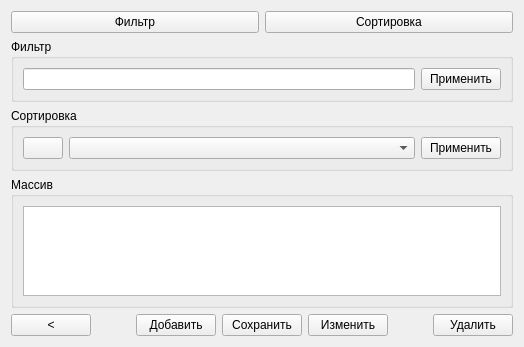
Above: widgets/arraylist.ui from astraleuro/libraryeditor before the change. Below: the same form after it.
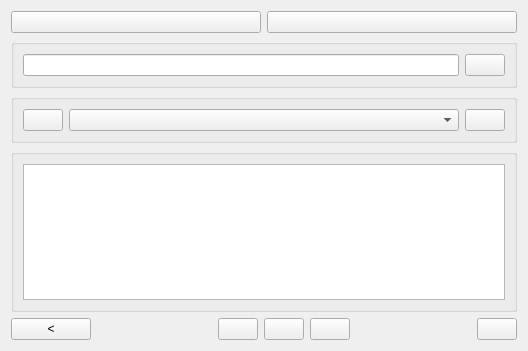
That is the form after the change.

The edit to the form file:
```diff
--- a/widgets/arraylist.ui
+++ b/widgets/arraylist.ui
@@ -6,8 +6,8 @@
    <rect>
     <x>0</x>
     <y>0</y>
-    <width>524</width>
-    <height>347</height>
+    <width>528</width>
+    <height>351</height>
    </rect>
   </property>
   <property name="minimumSize">
@@ -25,7 +25,7 @@
      <item>
       <widget class="QPushButton" name="filterButton">
        <property name="text">
-        <string>Фильтр</string>
+        <string/>
        </property>
        <property name="checkable">
         <bool>true</bool>
@@ -38,7 +38,7 @@
      <item>
       <widget class="QPushButton" name="sortButton">
        <property name="text">
-        <string>Сортировка</string>
+        <string/>
        </property>
        <property name="checkable">
         <bool>true</bool>
@@ -50,7 +50,7 @@
    <item>
     <widget class="QGroupBox" name="filterBox">
      <property name="title">
-      <string>Фильтр</string>
+      <string/>
      </property>
      <layout class="QHBoxLayout" name="horizontalLayout_2">
       <item>
@@ -59,7 +59,7 @@
       <item>
        <widget class="QPushButton" name="filterApplyButton">
         <property name="text">
-         <string>Применить</string>
+         <string/>
         </property>
        </widget>
       </item>
@@ -69,7 +69,7 @@
    <item>
     <widget class="QGroupBox" name="sortBox">
      <property name="title">
-      <string>Сортировка</string>
+      <string/>
      </property>
      <layout class="QHBoxLayout" name="horizontalLayout_3" stretch="0,1,0">
       <item>
@@ -85,7 +85,7 @@
       <item>
        <widget class="QPushButton" name="sortApplyButton">
         <property name="text">
-         <string>Применить</string>
+         <string/>
         </property>
        </widget>
       </item>
@@ -95,7 +95,7 @@
    <item>
     <widget class="QGroupBox" name="arrayBox">
      <property name="title">
-      <string>Массив</string>
+      <string/>
      </property>
      <layout class="QVBoxLayout" name="verticalLayout">
       <item>
@@ -181,21 +181,21 @@
      <item>
       <widget class="QPushButton" name="addButton">
        <property name="text">
-        <string>Добавить</string>
+        <string/>
        </property>
       </widget>
      </item>
      <item>
       <widget class="QPushButton" name="saveButton">
        <property name="text">
-        <string>Сохранить</string>
+        <string/>
        </property>
       </widget>
      </item>
      <item>
       <widget class="QPushButton" name="editButton">
        <property name="text">
-        <string>Изменить</string>
+        <string/>
        </property>
       </widget>
      </item>
@@ -215,7 +215,7 @@
      <item>
       <widget class="QPushButton" name="removeButton">
        <property name="text">
-        <string>Удалить</string>
+        <string/>
        </property>
       </widget>
      </item>
```
